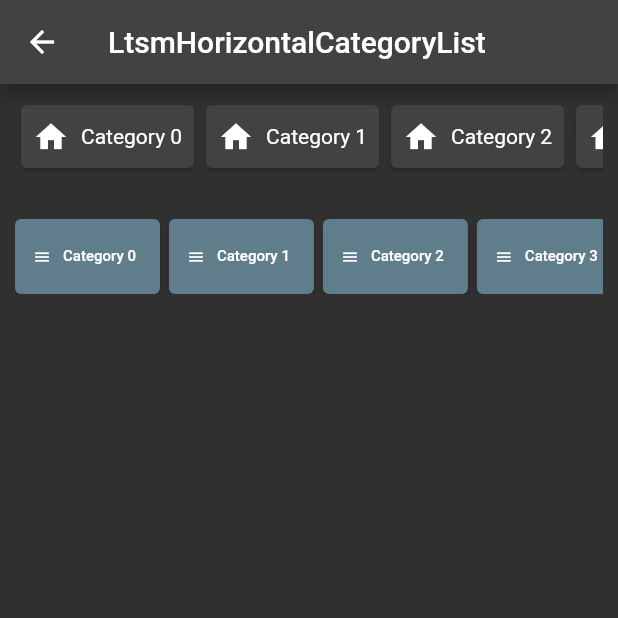
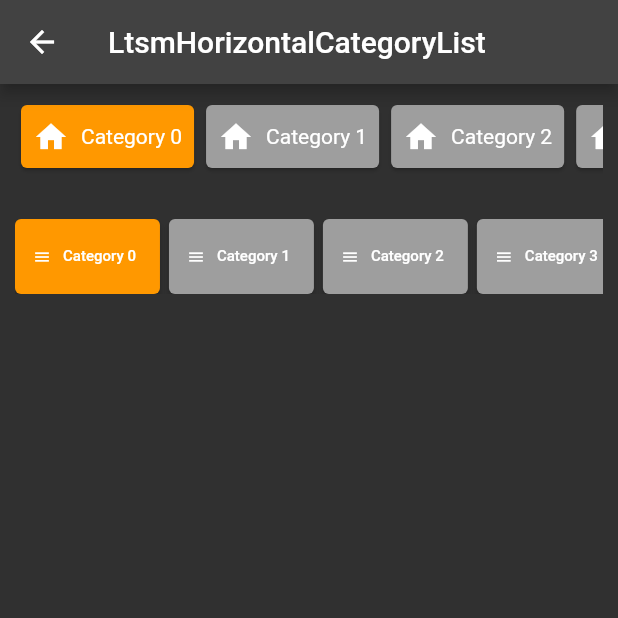
Before and after one commit to lie16/fic_exercises, a Flutter app: the LtsmHorizontalCategoryListView screen opened directly, on a phone screen of 412 x 824 dp, the top half of it. Run offline on Flutter 3.47's test engine with Material 2 defaults, Android fonts, the phone set to English and light mode, and no system bars; our stand-ins replace blur, cached_network_image, carousel_slider, dio, file_picker, flutter_image_compress and 7 more; missing offline and left inert: file_picker_cross.

Commit message:
horizontal listview done

```diff
--- a/lib/module/tutorial/latihan/ltsm_horizontal_category_list/controller/ltsm_horizontal_category_list_controller.dart
+++ b/lib/module/tutorial/latihan/ltsm_horizontal_category_list/controller/ltsm_horizontal_category_list_controller.dart
@@ -2,7 +2,8 @@ import 'package:flutter/material.dart';
 import 'package:example/state_util.dart';
 import '../view/ltsm_horizontal_category_list_view.dart';
 
-class LtsmHorizontalCategoryListController extends State<LtsmHorizontalCategoryListView> implements MvcController {
+class LtsmHorizontalCategoryListController
+    extends State<LtsmHorizontalCategoryListView> implements MvcController {
   static late LtsmHorizontalCategoryListController instance;
   late LtsmHorizontalCategoryListView view;
 
@@ -17,4 +18,6 @@ class LtsmHorizontalCategoryListController extends State<LtsmHorizontalCategoryL
 
   @override
   Widget build(BuildContext context) => widget.build(context, this);
+
+  int selectedIndex = 0;
 }
--- a/lib/module/tutorial/latihan/ltsm_horizontal_category_list/view/ltsm_horizontal_category_list_view.dart
+++ b/lib/module/tutorial/latihan/ltsm_horizontal_category_list/view/ltsm_horizontal_category_list_view.dart
@@ -29,11 +29,17 @@ class LtsmHorizontalCategoryListView extends StatefulWidget {
                     //TODO: Atur selectedIndex = index did alam event onTap()
                     //! Panggil controller.setState((){}); setelah-nya
                     return InkWell(
-                      onTap: () {},
+                      onTap: () {
+                        controller.selectedIndex = index;
+                        controller.setState(() {});
+                      },
                       child: Card(
                         //TODO: Atur warna card, jika selectedIndex == index,
                         //! Maka warnanya orange,
                         //! Jika tidak, warnanya grey
+                        color: (controller.selectedIndex == index)
+                            ? Colors.orange
+                            : Colors.grey,
                         child: Padding(
                           padding: const EdgeInsets.all(8.0),
                           child: Row(
@@ -81,9 +87,14 @@ class LtsmHorizontalCategoryListView extends StatefulWidget {
                           ),
                         ),
                         style: ElevatedButton.styleFrom(
-                          backgroundColor: Colors.blueGrey,
+                          backgroundColor: (controller.selectedIndex == index)
+                              ? Colors.orange
+                              : Colors.grey,
                         ),
-                        onPressed: () {},
+                        onPressed: () {
+                          controller.selectedIndex = index;
+                          controller.setState(() {});
+                        },
                       ),
                     );
                   },
```
